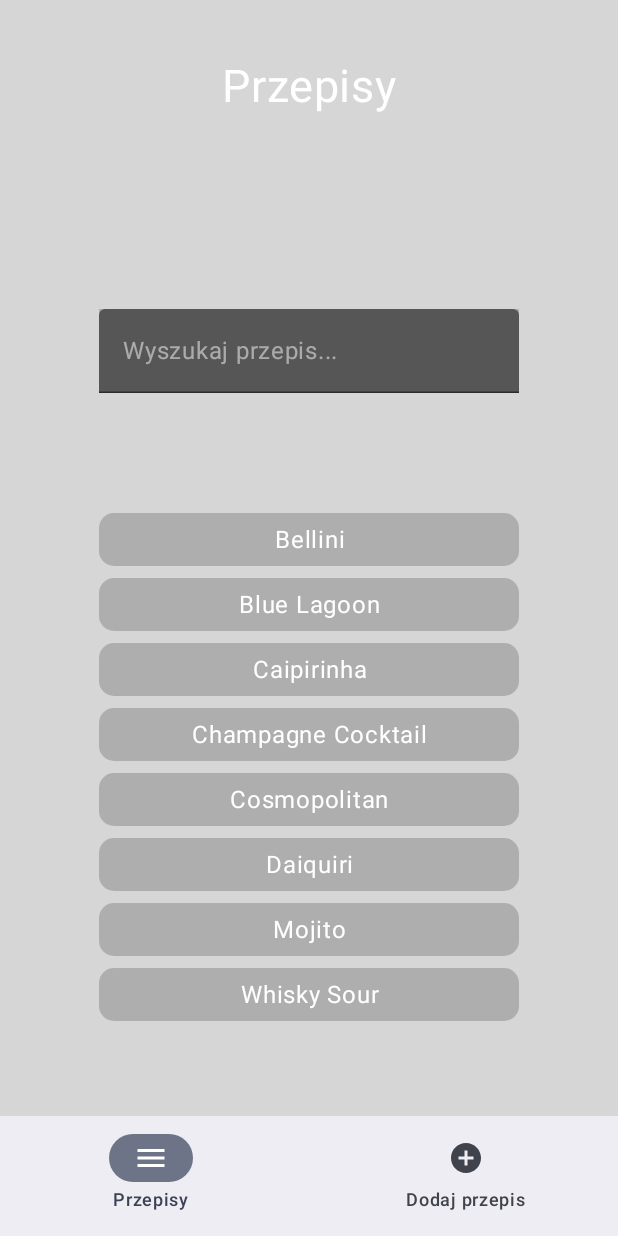
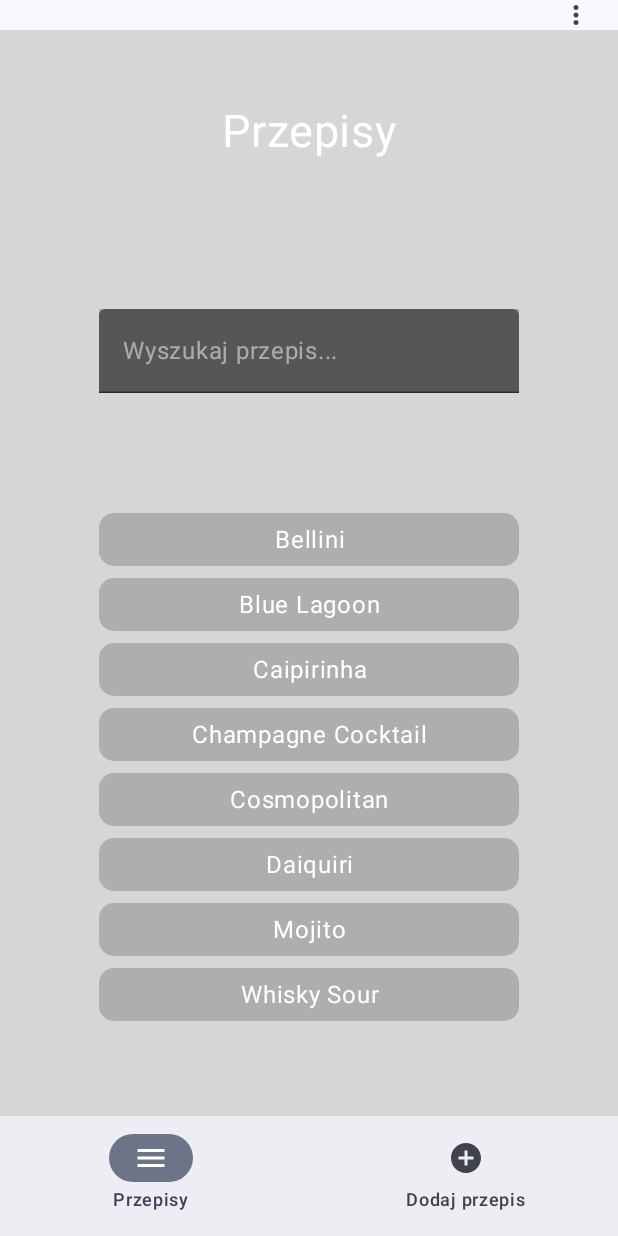
Before and after one commit to ovezthaking/TipplifyMobile, an Android app built with Jetpack Compose: the screen it shows after launch (MainActivity), item 3 of the bottom bar chosen, on a phone screen of 412 x 824 dp. Run offline under Robolectric (Android 15) with nearby library versions, the phone set to English and light mode, and no system bars.

Commit message:
JSON files handling, ActionBarMenu (topBar)

```diff
--- /dev/null
+++ b/app/src/main/java/com/example/tipplify/ActionBarMenu.kt
@@ -0,0 +1,59 @@
+package com.example.tipplify
+
+import android.content.Context
+import android.content.Intent
+import android.content.Intent.CATEGORY_BROWSABLE
+import android.net.Uri
+import androidx.compose.foundation.background
+import androidx.compose.foundation.layout.height
+import androidx.compose.material.icons.Icons
+import androidx.compose.material.icons.filled.MoreVert
+import androidx.compose.material3.DropdownMenu
+import androidx.compose.material3.DropdownMenuItem
+import androidx.compose.material3.ExperimentalMaterial3Api
+import androidx.compose.material3.Icon
+import androidx.compose.material3.IconButton
+import androidx.compose.material3.Text
+import androidx.compose.material3.TopAppBar
+import androidx.compose.runtime.Composable
+import androidx.compose.runtime.getValue
+import androidx.compose.runtime.mutableStateOf
+import androidx.compose.runtime.remember
+import androidx.compose.runtime.setValue
+import androidx.compose.ui.Modifier
+import androidx.compose.ui.graphics.Color
+import androidx.compose.ui.platform.LocalContext
+import androidx.compose.ui.unit.dp
+import androidx.navigation.NavHostController
+
+@OptIn(ExperimentalMaterial3Api::class)
+@Composable
+fun ActionBarMenu(navController: NavHostController){
+    val context = LocalContext.current
+    var displayMenu by remember { mutableStateOf(false) }
+
+    TopAppBar(
+        modifier = Modifier.height(20.dp).background(color = Color.DarkGray.copy(alpha = 0.7f)),
+        title = {},
+        actions = {
+            IconButton(onClick = { displayMenu = !displayMenu }) {
+                Icon(Icons.Default.MoreVert, "more")
+            }
+            DropdownMenu(
+                expanded = displayMenu,
+                onDismissRequest = { displayMenu = false }
+            ){
+                DropdownMenuItem(text = { Text(text = "Visit Website") }, onClick = { openWebsite(context) })
+            }
+        }
+    )
+}
+
+private fun openWebsite(context: Context){
+    val url = "https://github.com/ovezthaking/TipplifyWebsite"
+    val intent = Intent(Intent.ACTION_VIEW, Uri.parse(url)).apply{
+        addCategory(CATEGORY_BROWSABLE)
+    }
+
+    context.startActivity(intent)
+}
--- a/app/src/main/java/com/example/tipplify/BottomMenu.kt
+++ b/app/src/main/java/com/example/tipplify/BottomMenu.kt
@@ -1,5 +1,6 @@
 package com.example.tipplify
 
+import android.app.Application
 import androidx.compose.material3.Icon
 import androidx.compose.material3.NavigationBar
 import androidx.compose.material3.NavigationBarItem
@@ -9,6 +10,7 @@ import androidx.compose.runtime.getValue
 import androidx.navigation.NavDestination.Companion.hierarchy
 import androidx.navigation.NavHostController
 import androidx.navigation.compose.currentBackStackEntryAsState
+import com.example.tipplify.model.RecipeViewModel
 
 @Composable
 fun BottomMenu(navController: NavHostController) {
@@ -25,7 +27,9 @@ fun BottomMenu(navController: NavHostController) {
                 label = { Text(text = screen.title) },
                 icon = { Icon(imageVector = screen.icon, contentDescription = "icon") },
                 selected = currentDestination?.hierarchy?.any { it.route == screen.route } == true,
-                onClick = { navController.navigate(screen.route) }
+                onClick = {
+                    navController.navigate(screen.route)
+                }
             )
         }
     }
--- a/app/src/main/java/com/example/tipplify/MainScreen.kt
+++ b/app/src/main/java/com/example/tipplify/MainScreen.kt
@@ -58,7 +58,7 @@ fun MainScreen(onRecipeScreen: (Int) -> Unit, viewModel: RecipeViewModel) {
             )
     ){
         Column(modifier = Modifier.fillMaxWidth(),horizontalAlignment = Alignment.CenterHorizontally, verticalArrangement = Arrangement.Center) {
-            Text("Przepisy", modifier = Modifier.padding(top = 40.dp), fontSize = 30.sp, color = Color(0xFFffffff))
+            Text("Przepisy", modifier = Modifier.padding(top = 70.dp), fontSize = 30.sp, color = Color(0xFFffffff))
         }
         Column(
             Modifier.fillMaxSize(),
--- a/app/src/main/java/com/example/tipplify/Navigation.kt
+++ b/app/src/main/java/com/example/tipplify/Navigation.kt
@@ -14,7 +14,8 @@ import androidx.navigation.compose.rememberNavController
 fun Navigation() {
     val navController = rememberNavController()
     Scaffold(
-        bottomBar = { BottomMenu(navController = navController) }
+        bottomBar = { BottomMenu(navController = navController) },
+        topBar = { ActionBarMenu(navController = navController) }
     ) {
         BottomNavGraph(navController = navController)
     }
```
